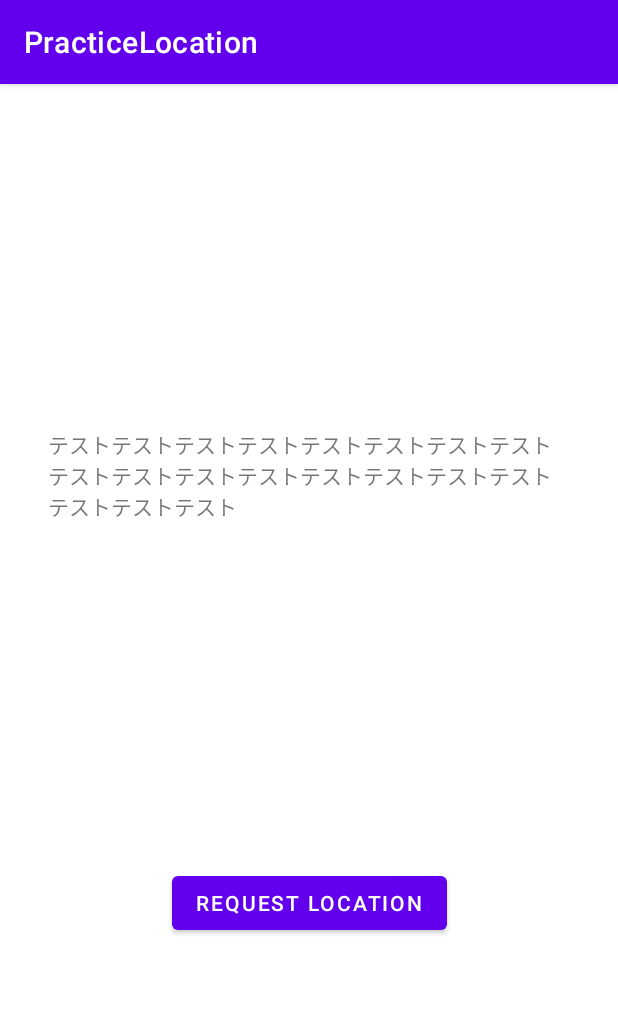
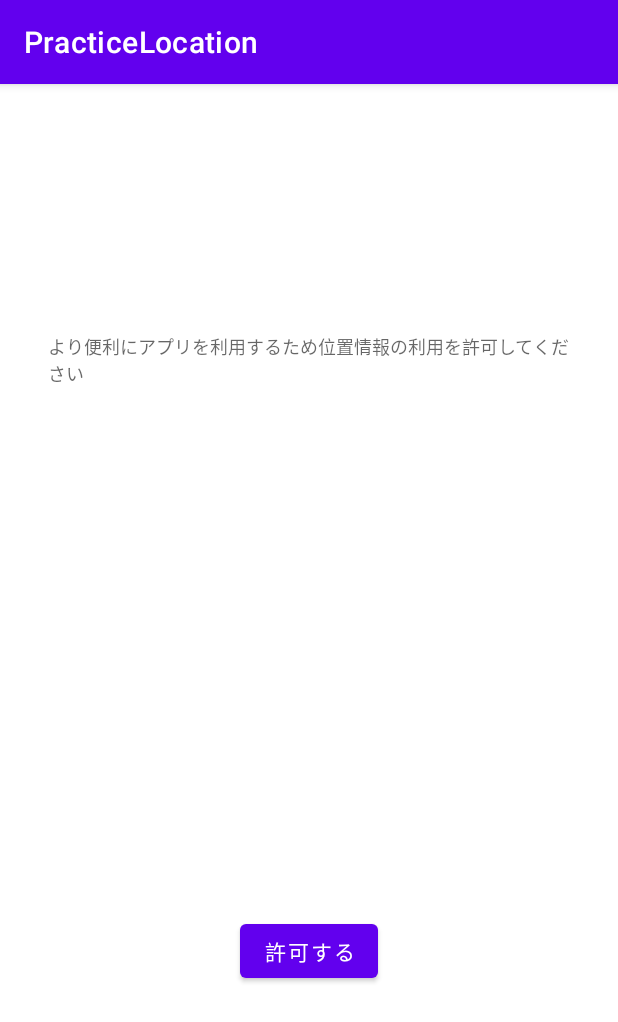
Before and after one commit to aluceps/PracticeLocation, an Android app: the screen it shows after launch (FirstActivity), on a phone screen of 412 x 824 dp. Shown: the top 1022 px of the screen. Run offline under Robolectric (Android 15) with nearby library versions, the phone set to English and light mode, and no system bars.

```diff
--- a/app/src/main/java/me/aluceps/practicelocation/FirstActivity.kt
+++ b/app/src/main/java/me/aluceps/practicelocation/FirstActivity.kt
@@ -1,7 +1,6 @@
 package me.aluceps.practicelocation
 
 import android.os.Bundle
-import android.widget.Toast
 import androidx.appcompat.app.AppCompatActivity
 import me.aluceps.practicelocation.databinding.ActivityFirstBinding
 
@@ -17,7 +16,6 @@ class FirstActivity : AppCompatActivity() {
 
     private fun setupView() {
         binding.request.setOnClickListener {
-            Toast.makeText(it.context, "click", Toast.LENGTH_SHORT).show()
         }
     }
 }
--- a/app/src/main/res/layout/activity_first.xml
+++ b/app/src/main/res/layout/activity_first.xml
@@ -1,30 +1,47 @@
 <?xml version="1.0" encoding="utf-8"?>
 <androidx.constraintlayout.widget.ConstraintLayout xmlns:android="http://schemas.android.com/apk/res/android"
     xmlns:app="http://schemas.android.com/apk/res-auto"
+    xmlns:tools="http://schemas.android.com/tools"
     android:layout_width="match_parent"
     android:layout_height="match_parent"
     >
 
     <TextView
         android:id="@+id/message"
+        style="@style/TextAppearance.AppCompat.Caption"
         android:layout_width="0dp"
         android:layout_height="wrap_content"
         android:layout_margin="32dp"
+        android:text="より便利にアプリを利用するため位置情報の利用を許可してください"
+        app:layout_constraintBottom_toTopOf="@id/status"
+        app:layout_constraintEnd_toEndOf="parent"
+        app:layout_constraintStart_toStartOf="parent"
+        app:layout_constraintTop_toTopOf="parent"
+        />
+
+    <TextView
+        android:id="@+id/status"
+        style="@style/TextAppearance.AppCompat.Body1"
+        android:layout_width="0dp"
+        android:layout_height="wrap_content"
+        android:layout_marginHorizontal="32dp"
+        android:maxLines="10"
         app:layout_constraintBottom_toTopOf="@id/request"
         app:layout_constraintEnd_toEndOf="parent"
         app:layout_constraintStart_toStartOf="parent"
-        app:layout_constraintTop_toTopOf="parent"
-        android:text="テストテストテストテストテストテストテストテストテストテストテストテストテストテストテストテストテストテストテスト"
+        app:layout_constraintTop_toBottomOf="@id/message"
+        tools:text="@tools:sample/lorem/random"
         />
 
     <Button
         android:id="@+id/request"
         android:layout_width="wrap_content"
         android:layout_height="wrap_content"
-        android:text="request location"
+        android:layout_margin="32dp"
+        android:text="許可する"
         app:layout_constraintBottom_toBottomOf="parent"
         app:layout_constraintEnd_toEndOf="parent"
         app:layout_constraintStart_toStartOf="parent"
-        app:layout_constraintTop_toBottomOf="@id/message"
+        app:layout_constraintTop_toBottomOf="@id/status"
         />
 </androidx.constraintlayout.widget.ConstraintLayout>
```
